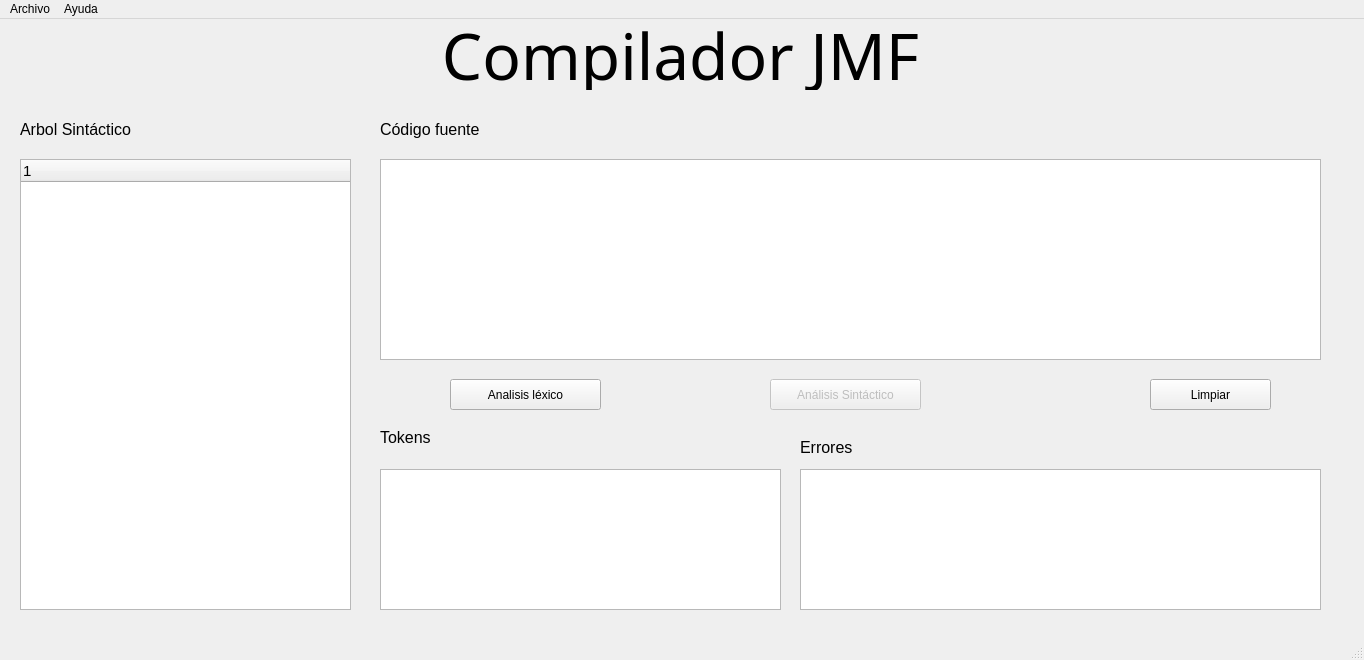
Before: the Qt Designer form interfaz/interfazQT.ui in LFTPadilla/compilador, drawn with Qt 5.
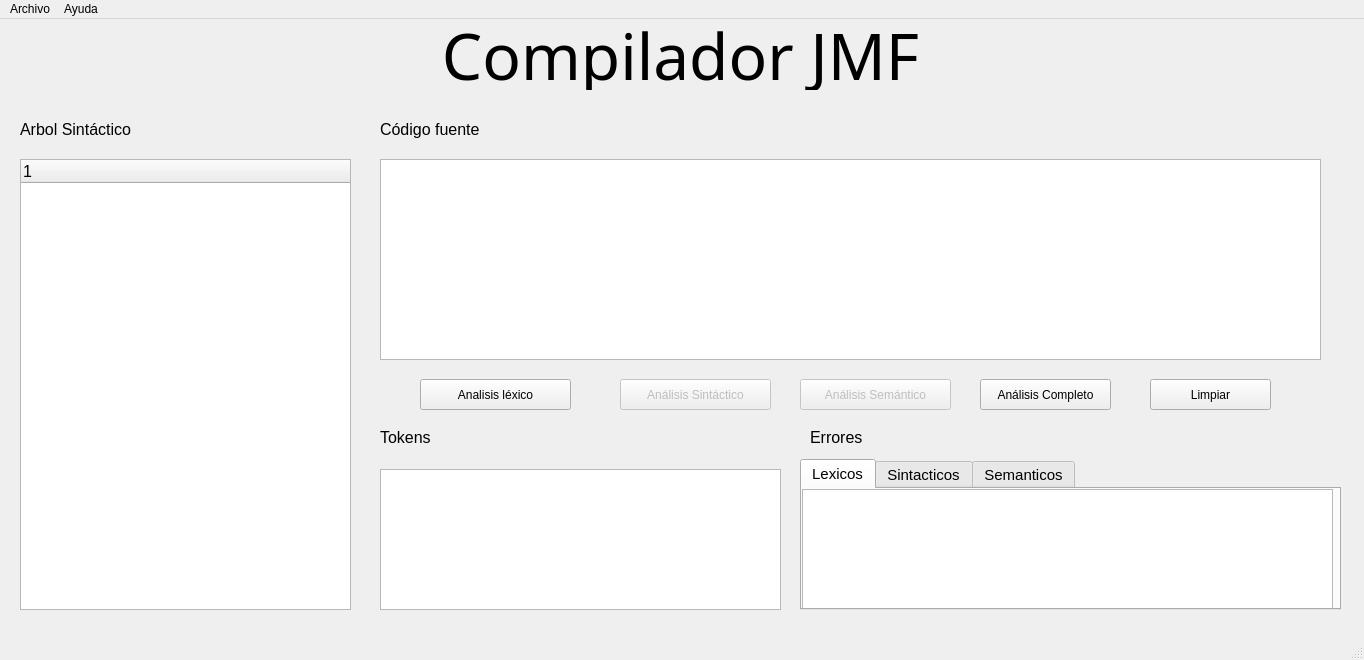
After: the same form once the commit is applied. The open tabs and pages were chosen to show the change.

Commit message:
Clase 25/10 e interfaz
Se añadieron los metodos del analisis semantico y se realizó mejoras en la interfaz.

Diff of the .ui file:
```diff
--- a/interfaz/interfazQT.ui
+++ b/interfaz/interfazQT.ui
@@ -26,7 +26,7 @@
     </property>
     <property name="geometry">
      <rect>
-      <x>450</x>
+      <x>420</x>
       <y>360</y>
       <width>151</width>
       <height>31</height>
@@ -72,7 +72,7 @@
     </property>
     <property name="font">
      <font>
-      <pointsize>11</pointsize>
+      <pointsize>12</pointsize>
      </font>
     </property>
     <column>
@@ -170,7 +170,7 @@
     </property>
     <property name="geometry">
      <rect>
-      <x>770</x>
+      <x>620</x>
       <y>360</y>
       <width>151</width>
       <height>31</height>
@@ -196,21 +196,11 @@
      <string>Limpiar</string>
     </property>
    </widget>
-   <widget class="QListWidget" name="listViewErrores">
-    <property name="geometry">
-     <rect>
-      <x>800</x>
-      <y>450</y>
-      <width>521</width>
-      <height>141</height>
-     </rect>
-    </property>
-   </widget>
    <widget class="QLabel" name="label_5">
     <property name="geometry">
      <rect>
-      <x>800</x>
-      <y>420</y>
+      <x>810</x>
+      <y>410</y>
       <width>101</width>
       <height>16</height>
      </rect>
@@ -224,6 +214,103 @@
      <string>Errores</string>
     </property>
    </widget>
+   <widget class="QTabWidget" name="tabErrores">
+    <property name="geometry">
+     <rect>
+      <x>800</x>
+      <y>440</y>
+      <width>541</width>
+      <height>151</height>
+     </rect>
+    </property>
+    <property name="font">
+     <font>
+      <pointsize>11</pointsize>
+     </font>
+    </property>
+    <property name="currentIndex">
+     <number>2</number>
+    </property>
+    <widget class="QWidget" name="tabErrLexico">
+     <attribute name="title">
+      <string>Lexicos</string>
+     </attribute>
+     <widget class="QListWidget" name="listViewErroresLexicos">
+      <property name="geometry">
+       <rect>
+        <x>0</x>
+        <y>0</y>
+        <width>531</width>
+        <height>121</height>
+       </rect>
+      </property>
+      <property name="font">
+       <font>
+        <pointsize>12</pointsize>
+       </font>
+      </property>
+     </widget>
+    </widget>
+    <widget class="QWidget" name="tabErrSintac">
+     <attribute name="title">
+      <string>Sintacticos</string>
+     </attribute>
+     <widget class="QListWidget" name="listViewErroresSintacticos">
+      <property name="geometry">
+       <rect>
+        <x>0</x>
+        <y>0</y>
+        <width>531</width>
+        <height>121</height>
+       </rect>
+      </property>
+     </widget>
+    </widget>
+    <widget class="QWidget" name="tabErrSemantico">
+     <attribute name="title">
+      <string>Semanticos</string>
+     </attribute>
+     <widget class="QListWidget" name="listViewErroresSemanticos">
+      <property name="geometry">
+       <rect>
+        <x>0</x>
+        <y>0</y>
+        <width>531</width>
+        <height>121</height>
+       </rect>
+      </property>
+     </widget>
+    </widget>
+   </widget>
+   <widget class="QPushButton" name="btnAnalisisSemantico">
+    <property name="enabled">
+     <bool>false</bool>
+    </property>
+    <property name="geometry">
+     <rect>
+      <x>800</x>
+      <y>360</y>
+      <width>151</width>
+      <height>31</height>
+     </rect>
+    </property>
+    <property name="text">
+     <string>Análisis Semántico</string>
+    </property>
+   </widget>
+   <widget class="QPushButton" name="btnAnalisis">
+    <property name="geometry">
+     <rect>
+      <x>980</x>
+      <y>360</y>
+      <width>131</width>
+      <height>31</height>
+     </rect>
+    </property>
+    <property name="text">
+     <string>Análisis Completo</string>
+    </property>
+   </widget>
   </widget>
   <widget class="QMenuBar" name="menubar">
    <property name="geometry">
```
Left out of the diff: 5 changed lines with no effect on the pictures. The commit also changes 8 other files.
